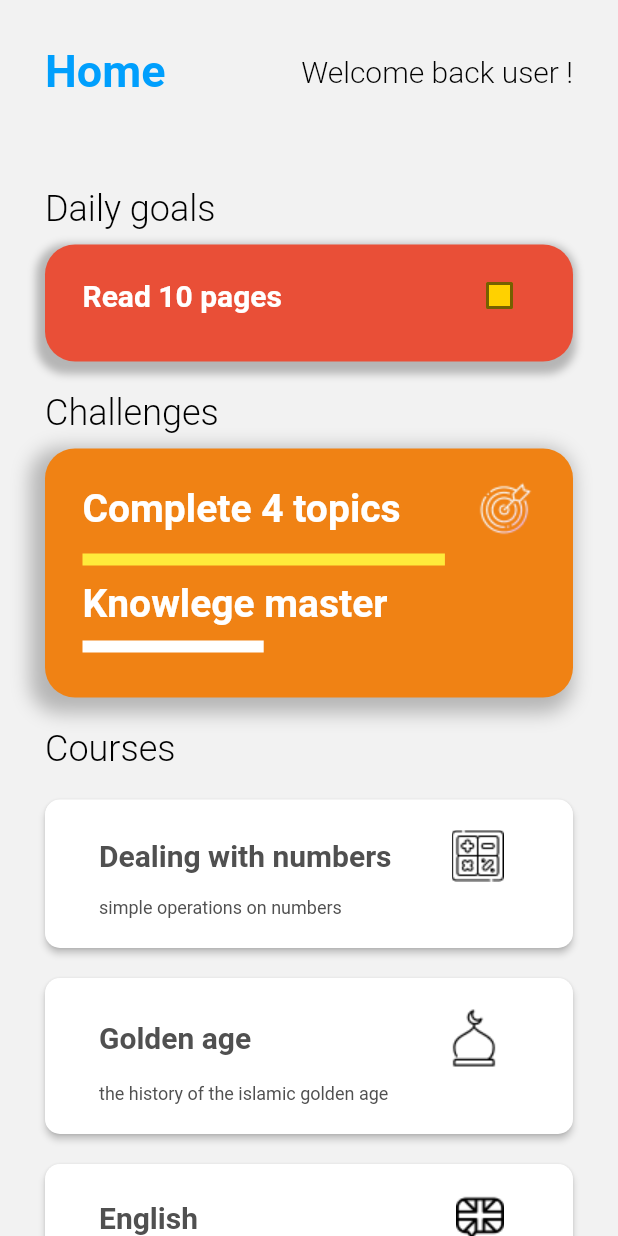
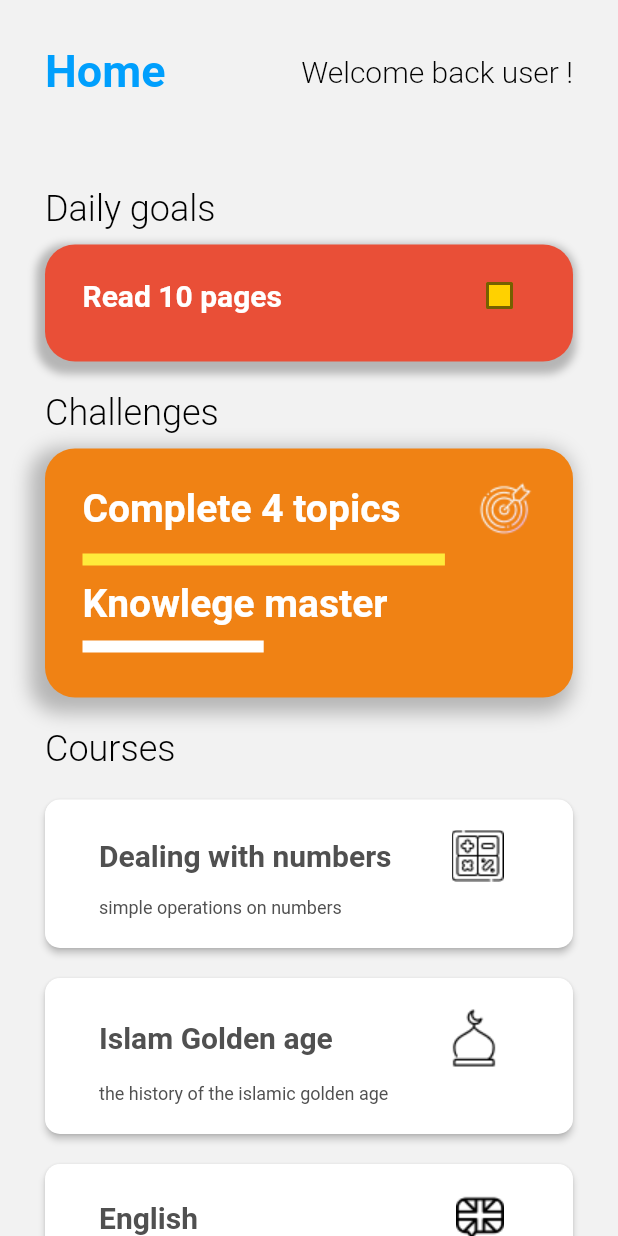
Before and after one commit to AhmedTrb/DroiDay-Hackathoon-Project, a Flutter app: the TopicPage screen opened directly with sample values from the repository, after a tap on the "arrow back ios new" icon, on a phone screen of 412 x 824 dp. Run offline on Flutter 3.47's test engine with Material 2 defaults, Android fonts, the phone set to English and light mode, and no system bars; our stand-ins replace flutter_svg; missing offline and left inert: dart:ffi; Roboto replaces fonts that are missing (rounded).

Commit message:
first commit

```diff
--- a/lib/HomePage.dart
+++ b/lib/HomePage.dart
@@ -20,7 +20,7 @@ class HomePage extends StatelessWidget {
           Container(
             padding: const EdgeInsets.fromLTRB(30, 0, 30, 0),
             decoration: const BoxDecoration(color: Color(0xFFF2F2F2)),
-            child: Expanded(
+            child: Container(
                 child: Column(
               mainAxisAlignment: MainAxisAlignment.start,
               children: [
--- a/lib/LoginPageParent.dart
+++ b/lib/LoginPageParent.dart
@@ -98,7 +98,7 @@ class LoginPageParent extends StatelessWidget {
                           RaisedButton(
                             onPressed: () {
                               Navigator.of(context).push(MaterialPageRoute(
-                                  builder: (context) => ParentSpace()));
+                                  builder: (context) => const ParentSpace()));
                             },
                             color: const Color.fromARGB(255, 255, 208, 0),
                             shape: RoundedRectangleBorder(
--- a/lib/Text.dart
+++ b/lib/Text.dart
@@ -172,7 +172,7 @@ List<topic> myTopics = [
         ]
       ]),
   topic(
-      title: "Golden age",
+      title: "Islam Golden age",
       topicDes: "the history of the islamic golden age",
       icon: AssetImage('assets/mosque1.png'),
       Goals: [
--- a/lib/assets.dart
+++ b/lib/assets.dart
@@ -7,7 +7,7 @@ List<String> avTopics = [
   "Islamic Golden Age",
   "English"
 ];
-List<String> unavTopics = ["Astronomy"];
+List<String> unavTopics = ["Astronomy", "other thing"];
 
 const subTitleStyle = TextStyle(
     fontFamily: 'rounded',
@@ -129,13 +129,13 @@ class MyBulletList extends StatelessWidget {
           margin: EdgeInsets.only(right: 15),
           height: 5.0,
           width: 5.0,
-          decoration: BoxDecoration(
+          decoration: const BoxDecoration(
             color: Colors.black,
             shape: BoxShape.circle,
           ),
         ),
         Text(text,
-            style: TextStyle(
+            style: const TextStyle(
                 fontFamily: 'rounded',
                 fontSize: 18,
                 color: Colors.black,
```
Also changed, not shown: lib/ParentSpace.dart (+24 -14 lines), 5 other files.
